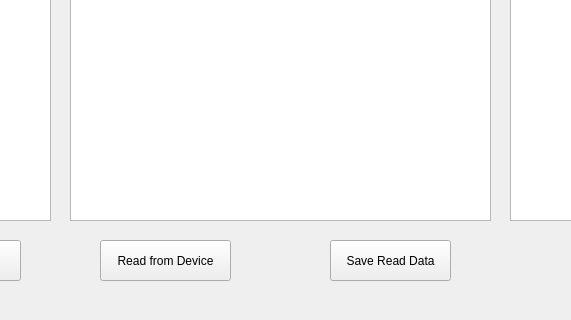
This is src/user-interfaces/gui-programmer.ui in Donn13Darko/uC_Interfacer as Qt 5 draws it before an edit; both pictures show x 390 to 961 and y 130 to 450 of the 1050 by 450 pixel window. The edited form follows.
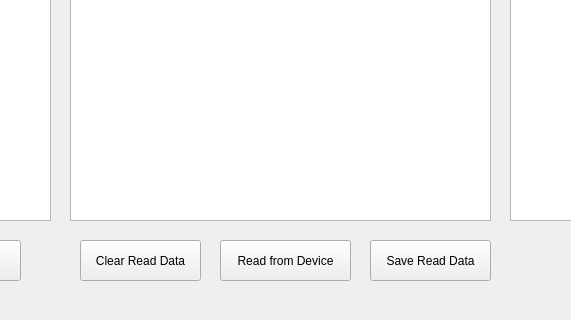
This is the edited form.

Commit message: Improved polymorphism using virtual functions and worked to add correct functionaility to programmer & data transmit

The edit to the form file:
```diff
--- a/src/user-interfaces/gui-programmer.ui
+++ b/src/user-interfaces/gui-programmer.ui
@@ -52,7 +52,7 @@
   <widget class="QPushButton" name="SaveReadData_Button">
    <property name="geometry">
     <rect>
-     <x>720</x>
+     <x>760</x>
      <y>370</y>
      <width>121</width>
      <height>41</height>
@@ -91,7 +91,7 @@
   <widget class="QPushButton" name="ReadData_Button">
    <property name="geometry">
     <rect>
-     <x>490</x>
+     <x>610</x>
      <y>370</y>
      <width>131</width>
      <height>41</height>
@@ -291,6 +291,19 @@
     <bool>false</bool>
    </property>
   </widget>
+  <widget class="QPushButton" name="ClearReadData_Button">
+   <property name="geometry">
+    <rect>
+     <x>470</x>
+     <y>370</y>
+     <width>121</width>
+     <height>41</height>
+    </rect>
+   </property>
+   <property name="text">
+    <string>Clear Read Data</string>
+   </property>
+  </widget>
  </widget>
  <resources/>
  <connections/>
```
The commit also changes 24 other files.
